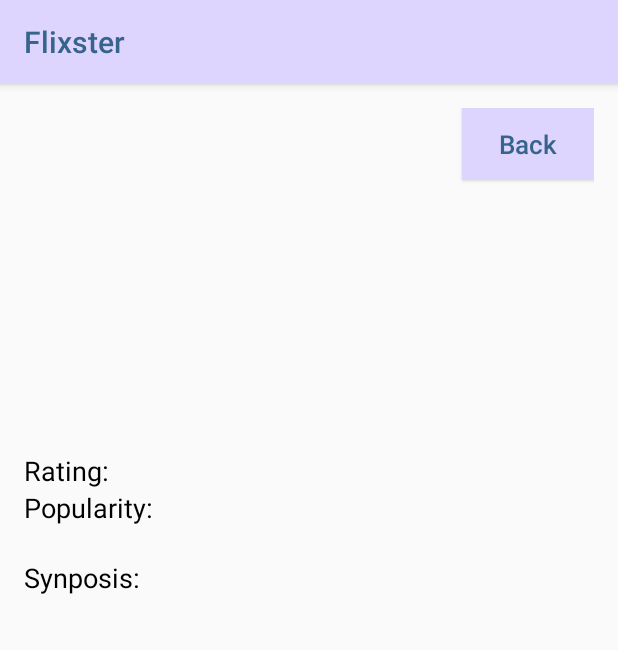
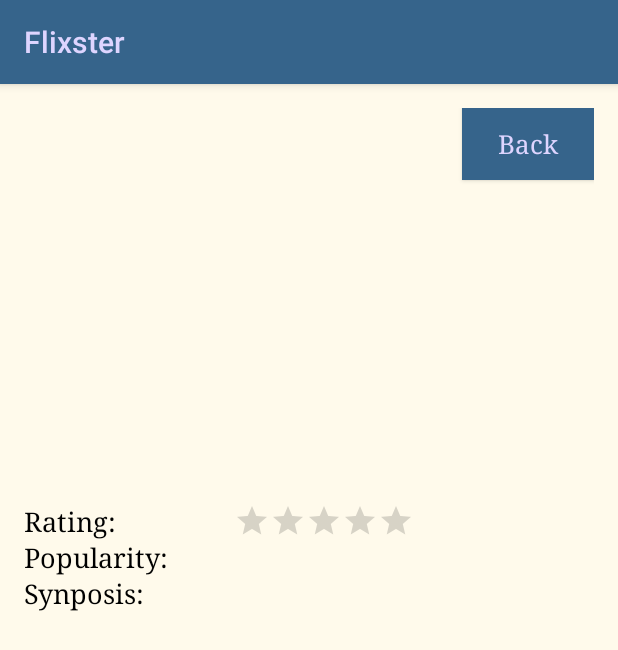
Before and after one commit to annikatsai/FlixsterApp, an Android app: the MovieDetailsActivity screen opened directly, with no data from a screen before it, on a phone screen of 412 x 824 dp. Shown: the top 650 px of the screen. Run offline under Robolectric (Android 15) with nearby library versions, the phone set to English and light mode, and no system bars; our stand-ins replace Picasso; libraries missing offline, so code that uses them is left out: jp.wasabeef.picasso; pictures from the network do not load; 1 statement that could not run was skipped.

Commit message:
Third Commit

```diff
--- a/app/build.gradle
+++ b/app/build.gradle
@@ -27,4 +27,5 @@ dependencies {
     compile 'com.squareup.picasso:picasso:2.5.2'
     compile 'com.android.support:support-v4:23.1.1'
     compile 'jp.wasabeef:picasso-transformations:2.1.0'
+    compile 'com.jakewharton:butterknife:8.1.0'
 }
--- a/app/src/main/java/annikatsai/flixster/MovieDetailsActivity.java
+++ b/app/src/main/java/annikatsai/flixster/MovieDetailsActivity.java
@@ -5,6 +5,7 @@ import android.support.v7.app.AppCompatActivity;
 import android.text.method.ScrollingMovementMethod;
 import android.view.View;
 import android.widget.ImageView;
+import android.widget.RatingBar;
 import android.widget.TextView;
 
 import com.squareup.picasso.Picasso;
@@ -21,7 +22,6 @@ public class MovieDetailsActivity extends AppCompatActivity {
         String overview = getIntent().getStringExtra("overview");
         String posterPath = getIntent().getStringExtra("posterPath");
 
-
         String rating = getIntent().getStringExtra("rating");
         String popularity = getIntent().getStringExtra("popularity");
 
@@ -31,20 +31,19 @@ public class MovieDetailsActivity extends AppCompatActivity {
         TextView tvRating = (TextView) findViewById(R.id.tvRating);
         TextView tvPopularity = (TextView) findViewById(R.id.tvPopularity);
 
+        Double ratingNumber = getIntent().getDoubleExtra("ratingNumber", 0);
+        RatingBar ratingBar = (RatingBar) findViewById(R.id.rbratingBar);
+        Float finalRating = ratingNumber.floatValue();
+        Double step = 0.01;
+        Float stepSize = step.floatValue();
+        ratingBar.setStepSize(stepSize);
+        ratingBar.setRating(finalRating);
+
         tvTitle.setText(title);
         tvDescription.setText(overview);
         tvRating.setText(rating);
         tvPopularity.setText(popularity);
 
-//        ImageView ivPoster;
-//        boolean isLandscape = getContext().getResources().getConfiguration().orientation == Configuration.ORIENTATION_LANDSCAPE;
-//        if (isLandscape){
-//            ivPoster = (ImageView) convertView.findViewById(R.id.ivPoster);
-//            Picasso.with(getContext()).load(movie.getBackdropPath()).placeholder(R.mipmap.ic_launcher).transform(new RoundedCornersTransformation(10, 10)).into(ivPoster);
-//        } else {
-//            ivPoster = (ImageView) convertView.findViewById(R.id.ivPoster);
-//            Picasso.with(getContext()).load(movie.getPosterPath()).placeholder(R.mipmap.ic_launcher).transform(new RoundedCornersTransformation(10, 10)).into(ivPoster);
-//        }
         String poster = String.format("https://image.tmdb.org/t/p/w342/%s", posterPath);
         ImageView ivImage = (ImageView) findViewById(R.id.ivImage);
         Picasso.with(this).load(poster).placeholder(R.mipmap.ic_launcher).transform(new RoundedCornersTransformation(10, 10)).into(ivImage);
--- a/app/src/main/res/layout/activity_movie_details.xml
+++ b/app/src/main/res/layout/activity_movie_details.xml
@@ -1,13 +1,19 @@
 <?xml version="1.0" encoding="utf-8"?>
-<RelativeLayout xmlns:android="http://schemas.android.com/apk/res/android"
+<ScrollView
+    xmlns:android="http://schemas.android.com/apk/res/android"
     xmlns:tools="http://schemas.android.com/tools"
+    android:layout_width="fill_parent"
+    android:layout_height="fill_parent"
+    android:fillViewport="true">
+<RelativeLayout
     android:layout_width="match_parent"
     android:layout_height="match_parent"
     android:paddingBottom="@dimen/activity_vertical_margin"
     android:paddingLeft="@dimen/activity_horizontal_margin"
     android:paddingRight="@dimen/activity_horizontal_margin"
     android:paddingTop="@dimen/activity_vertical_margin"
-    tools:context="annikatsai.flixster.MovieDetailsActivity">
+    tools:context="annikatsai.flixster.MovieDetailsActivity"
+    android:background="#FFFAEB">
 
     <ImageView
         android:layout_width="200dp"
@@ -16,8 +22,8 @@
         android:layout_alignParentTop="true"
         android:layout_alignParentLeft="true"
         android:layout_alignParentStart="true"
-        android:layout_alignRight="@+id/tvRating"
-        android:layout_alignEnd="@+id/tvRating" />
+        android:layout_alignRight="@+id/rbratingBar"
+        android:layout_alignEnd="@+id/rbratingBar" />
 
 
     <Button
@@ -30,9 +36,10 @@
         android:layout_alignParentRight="true"
         android:layout_alignParentEnd="true"
         android:textAllCaps="false"
-        android:textColor="#36648B"
-        android:background="#DED5FF"
-        android:textSize="17sp" />
+        android:textColor="#DED5FF"
+        android:background="#36648B"
+        android:textSize="17sp"
+        android:typeface="serif" />
 
     <TextView
         android:layout_width="wrap_content"
@@ -42,18 +49,21 @@
         android:id="@+id/tvTitle"
         android:layout_below="@+id/ivImage"
         android:layout_alignParentLeft="true"
-        android:layout_alignParentStart="true" />
+        android:layout_alignParentStart="true"
+        android:typeface="serif" />
 
     <TextView
         android:layout_width="wrap_content"
         android:layout_height="wrap_content"
         android:textAppearance="?android:attr/textAppearanceMedium"
         android:text="@string/rating"
-        android:layout_below="@+id/tvTitle"
+        android:textColor="#000000"
+        android:id="@+id/tvRatingWord"
+        android:layout_below="@+id/ivImage"
         android:layout_alignParentLeft="true"
         android:layout_alignParentStart="true"
-        android:textColor="#000000"
-        android:id="@+id/tvRatingWord" />
+        android:layout_marginTop="63dp"
+        android:typeface="serif" />
 
     <TextView
         android:layout_width="wrap_content"
@@ -61,10 +71,63 @@
         android:textAppearance="?android:attr/textAppearanceMedium"
         android:text="@string/popularity"
         android:id="@+id/tvPopularityWord"
+        android:textColor="#000000"
+        android:typeface="serif"
         android:layout_below="@+id/tvRatingWord"
         android:layout_alignParentLeft="true"
+        android:layout_alignParentStart="true" />
+
+    <TextView
+        android:layout_width="wrap_content"
+        android:layout_height="wrap_content"
+        android:textAppearance="?android:attr/textAppearanceMedium"
+        android:text="Medium Text"
+        android:id="@+id/tvPopularity"
+        android:textColor="#000000"
+        android:paddingLeft="3dp"
+        android:layout_above="@+id/textView"
+        android:layout_toRightOf="@+id/tvPopularityWord"
+        android:layout_toEndOf="@+id/tvPopularityWord"
+        android:typeface="serif" />
+
+    <TextView
+        android:layout_width="wrap_content"
+        android:layout_height="wrap_content"
+        android:textAppearance="?android:attr/textAppearanceMedium"
+        android:text="@string/synopsis"
+        android:id="@+id/textView"
+        android:textColor="#000000"
+        android:layout_below="@+id/tvPopularityWord"
+        android:layout_alignParentLeft="true"
         android:layout_alignParentStart="true"
-        android:textColor="#000000" />
+        android:typeface="serif" />
+
+    <TextView
+        android:layout_width="wrap_content"
+        android:layout_height="wrap_content"
+        android:textAppearance="?android:attr/textAppearanceSmall"
+        android:text="Small Text"
+        android:id="@+id/tvDescription"
+        android:textColor="#000000"
+        android:layout_below="@+id/textView"
+        android:layout_alignParentLeft="true"
+        android:layout_alignParentStart="true"
+        android:typeface="serif" />
+
+    <RatingBar
+        android:layout_width="wrap_content"
+        android:layout_height="wrap_content"
+        android:numStars="5"
+        android:scaleX=".5"
+        android:scaleY=".5"
+        android:transformPivotX="0dp"
+        android:transformPivotY="0dp"
+        android:id="@+id/rbratingBar"
+        android:nestedScrollingEnabled="true"
+        android:stepSize="0.01"
+        android:layout_alignTop="@+id/tvRatingWord"
+        android:layout_alignParentRight="true"
+        android:layout_alignParentEnd="true" />
 
     <TextView
         android:layout_width="wrap_content"
@@ -72,46 +135,12 @@
         android:textAppearance="?android:attr/textAppearanceMedium"
         android:text="Medium Text"
         android:id="@+id/tvRating"
-        android:layout_above="@+id/tvPopularityWord"
+        android:typeface="serif"
+        android:textColor="#000000"
+        android:layout_alignTop="@+id/tvRatingWord"
         android:layout_toRightOf="@+id/tvRatingWord"
         android:layout_toEndOf="@+id/tvRatingWord"
-        android:paddingLeft="5dp"
-        android:textColor="#000000" />
-
-    <TextView
-        android:layout_width="wrap_content"
-        android:layout_height="wrap_content"
-        android:textAppearance="?android:attr/textAppearanceMedium"
-        android:text="Medium Text"
-        android:id="@+id/tvPopularity"
-        android:layout_below="@+id/tvRating"
-        android:layout_toRightOf="@+id/tvPopularityWord"
-        android:layout_toEndOf="@+id/tvPopularityWord"
-        android:textColor="#000000"
-        android:paddingLeft="5dp" />
-
-    <TextView
-        android:layout_width="wrap_content"
-        android:layout_height="wrap_content"
-        android:textAppearance="?android:attr/textAppearanceMedium"
-        android:text="@string/synopsis"
-        android:id="@+id/textView"
-        android:layout_below="@+id/tvPopularityWord"
-        android:layout_alignParentLeft="true"
-        android:layout_alignParentStart="true"
-        android:layout_marginTop="22dp"
-        android:textColor="#000000" />
-
-    <TextView
-        android:layout_width="wrap_content"
-        android:layout_height="wrap_content"
-        android:scrollbars="vertical"
-        android:textAppearance="?android:attr/textAppearanceSmall"
-        android:text="Small Text"
-        android:id="@+id/tvDescription"
-        android:layout_below="@+id/textView"
-        android:layout_alignParentLeft="true"
-        android:layout_alignParentStart="true"
-        android:textColor="#000000" />
+        android:paddingLeft="3dp" />
 
 </RelativeLayout>
+</ScrollView>
--- a/app/src/main/res/layout/activity_movies.xml
+++ b/app/src/main/res/layout/activity_movies.xml
@@ -20,7 +20,8 @@
         android:layout_alignParentStart="true"
         android:layout_alignParentBottom="true"
         android:layout_alignParentRight="true"
-        android:layout_alignParentEnd="true" />
+        android:layout_alignParentEnd="true"
+        android:background="#FFFAEB" />
 
     </android.support.v4.widget.SwipeRefreshLayout>
 
--- a/app/src/main/res/values/strings.xml
+++ b/app/src/main/res/values/strings.xml
@@ -4,4 +4,5 @@
     <string name="rating">Rating:</string>
     <string name="popularity">Popularity:</string>
     <string name="synopsis">Synposis:</string>
+    <string name="rating2">Rating Over 2.5 Stars</string>
 </resources>
--- a/app/src/main/res/values/styles.xml
+++ b/app/src/main/res/values/styles.xml
@@ -3,6 +3,7 @@
     <color name="lavendar">#DED5FF</color>
     <color name="black">#000000</color>
     <color name="darkblue">#36648B</color>
+    <color name="offwhite">#FFFAEB</color>
 
     <style name="AppTheme" parent="AppBaseTheme" ></style>
     <!-- Base application theme. -->
@@ -16,20 +17,20 @@
     </style>
 
     <style name="MyActionBar" parent="@style/Widget.AppCompat.Light.ActionBar.Solid.Inverse">
-        <item name="android:background">@color/lavendar</item>
+        <item name="android:background">@color/darkblue</item>
         <item name="android:titleTextStyle">@style/MyActionBar.TitleTextStyle</item>
 
-        <item name="background">@color/lavendar</item>
+        <item name="background">@color/darkblue</item>
         <item name="titleTextStyle">@style/MyActionBar.TitleTextStyle</item>
     </style>
 
     <style name="MyActionBar.TitleTextStyle"
         parent="@style/TextAppearance.AppCompat.Widget.ActionBar.Title">
-        <item name="android:textColor">@color/darkblue</item>
+        <item name="android:textColor">@color/lavendar</item>
     </style>
 
     <style name="MyActionBarTabText" parent="@style/Widget.AppCompat.ActionBar.TabText">
-        <item name="android:textColor">@color/darkblue</item>
+        <item name="android:textColor">@color/lavendar</item>
     </style>
 
 </resources>
```
Also changed, not shown: app/src/main/java/annikatsai/flixster/Movie.java (+21 -1 lines), app/src/main/java/annikatsai/flixster/MoviesActivity.java (+6 -2 lines), app/src/main/java/annikatsai/flixster/MoviesAdapter.java (+58 -35 lines), app/src/main/res/layout/item_movie.xml (+7 -4 lines), app/src/main/res/layout/item_movie2.xml (added, +55 -0 lines).
